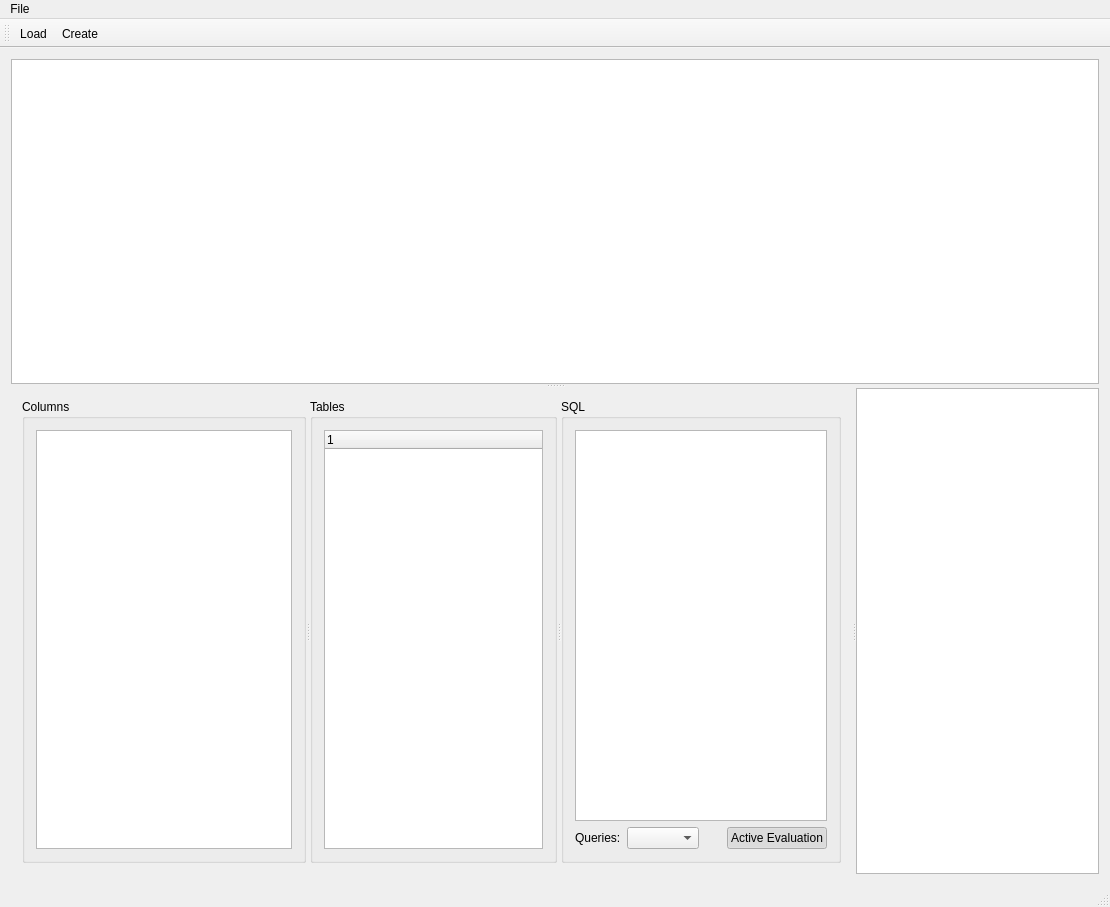
ericsium/qt-test, file src/mainwindow.ui: the form before one commit.
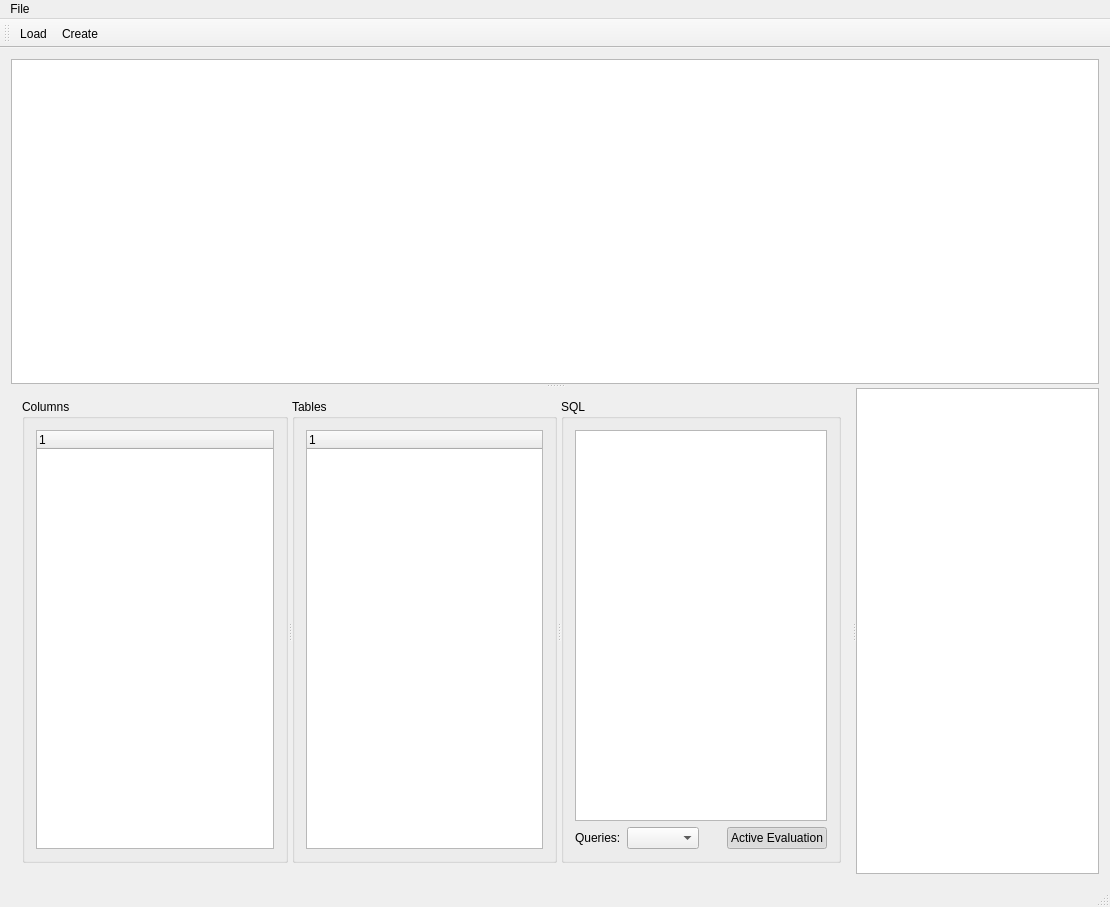
The form after the commit.

Commit message: Change column view  to treeWidget

Patch:
```diff
--- a/src/mainwindow.ui
+++ b/src/mainwindow.ui
@@ -58,13 +58,15 @@
              </property>
              <layout class="QVBoxLayout" name="verticalLayout">
               <item>
-               <widget class="QListWidget" name="listWidget">
-                <property name="sizePolicy">
-                 <sizepolicy hsizetype="Minimum" vsizetype="Expanding">
-                  <horstretch>0</horstretch>
-                  <verstretch>0</verstretch>
-                 </sizepolicy>
+               <widget class="QTreeWidget" name="treeWidget_2">
+                <property name="itemsExpandable">
+                 <bool>false</bool>
                 </property>
+                <column>
+                 <property name="text">
+                  <string notr="true">1</string>
+                 </property>
+                </column>
                </widget>
               </item>
              </layout>
```
The commit also changes 1 other file.
